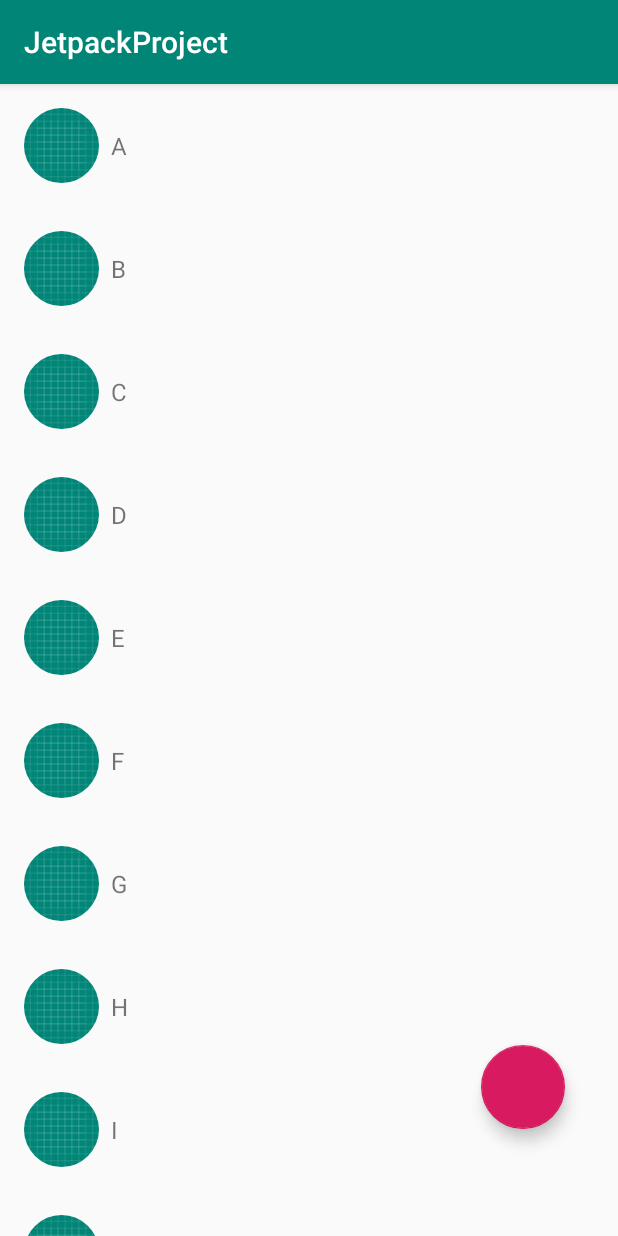
After one commit to VincentJ1989/JetpackProject, an Android app: the LiveDataActivity screen opened directly, with no data from a screen before it, on a phone screen of 412 x 824 dp. The commit adds this screen. Run offline under Robolectric (Android 15) with nearby library versions, the phone set to English and light mode, and no system bars; our stand-ins replace CircleImageView; pictures from the network do not load.

Commit message:
[feature]add LivaData case

```diff
--- /dev/null
+++ b/app/src/main/java/com/vincentj/jetpackproject/livedata/LiveDataActivity.kt
@@ -0,0 +1,68 @@
+package com.vincentj.jetpackproject.livedata
+
+import android.os.Bundle
+import android.view.View
+import androidx.appcompat.app.AppCompatActivity
+import androidx.lifecycle.Observer
+import androidx.lifecycle.ViewModelProviders
+import androidx.recyclerview.widget.LinearLayoutManager
+import com.vincentj.jetpackproject.R
+import com.vincentj.jetpackproject.livedata.adapter.RecyclerAdapter
+import com.vincentj.jetpackproject.livedata.model.NicePlace
+import com.vincentj.jetpackproject.livedata.viewmodel.LiveDataViewModel
+import kotlinx.android.synthetic.main.activity_live_data.*
+
+/**
+ * MVVM+LiveData
+ */
+class LiveDataActivity : AppCompatActivity() {
+
+    private lateinit var mAdapter: RecyclerAdapter
+    private lateinit var liveDataViewModel: LiveDataViewModel
+
+    override fun onCreate(savedInstanceState: Bundle?) {
+        super.onCreate(savedInstanceState)
+        setContentView(R.layout.activity_live_data)
+        initView()
+    }
+
+    private fun initView() {
+        initViewModel()
+        initRecyclerView()
+        initFab()
+    }
+
+    private fun initViewModel() {
+        liveDataViewModel = ViewModelProviders.of(this).get(LiveDataViewModel::class.java)
+        liveDataViewModel.init()
+        liveDataViewModel.nicePlaces.observe(this, Observer {
+            mAdapter.notifyDataSetChanged()
+        })
+
+        liveDataViewModel.isUpdating.observe(this, Observer {
+            if (it) {
+                livedata_pb.visibility = View.VISIBLE
+            } else {
+                livedata_pb.visibility = View.GONE
+                livedata_rv.scrollToPosition(liveDataViewModel.nicePlaces.value!!.size - 1)
+            }
+        })
+    }
+
+    private fun initRecyclerView() {
+        mAdapter = RecyclerAdapter(this, liveDataViewModel.nicePlaces.value)
+        livedata_rv.layoutManager = LinearLayoutManager(this)
+        livedata_rv.adapter = mAdapter
+    }
+
+    private fun initFab() {
+        livedata_fab.setOnClickListener {
+            liveDataViewModel.addNewPlace(
+                NicePlace(
+                    "New",
+                    "https://timgsa.baidu.com/timg?image&quality=80&size=b9999_10000&sec=1565884113599&di=2b87e3a5d58995f55d0596b56336948b&imgtype=0&src=http%3A%2F%2Fpic44.nipic.com%2F20140718%2F3647151_075825568827_2.jpg"
+                )
+            )
+        }
+    }
+}
--- /dev/null
+++ b/app/src/main/java/com/vincentj/jetpackproject/livedata/adapter/RecyclerAdapter.java
@@ -0,0 +1,63 @@
+package com.vincentj.jetpackproject.livedata.adapter;
+
+import android.content.Context;
+import android.view.LayoutInflater;
+import android.view.View;
+import android.view.ViewGroup;
+import android.widget.TextView;
+import androidx.annotation.NonNull;
+import androidx.recyclerview.widget.RecyclerView;
+import com.bumptech.glide.Glide;
+import com.bumptech.glide.request.RequestOptions;
+import com.vincentj.jetpackproject.R;
+import com.vincentj.jetpackproject.livedata.model.NicePlace;
+import de.hdodenhof.circleimageview.CircleImageView;
+
+import java.util.ArrayList;
+import java.util.List;
+
+public class RecyclerAdapter extends RecyclerView.Adapter<RecyclerAdapter.ViewHolder> {
+
+    private List<NicePlace> mNicePlaces = new ArrayList<>();
+    private Context mContext;
+
+    public RecyclerAdapter(Context context, List<NicePlace> pNicePlaces) {
+        this.mContext = context;
+        this.mNicePlaces = pNicePlaces;
+    }
+
+
+    @NonNull
+    @Override
+    public ViewHolder onCreateViewHolder(@NonNull ViewGroup parent, int viewType) {
+        View root = LayoutInflater.from(parent.getContext()).inflate(R.layout.item_livedata, parent, false);
+        return new ViewHolder(root);
+    }
+
+    @Override
+    public void onBindViewHolder(@NonNull ViewHolder holder, int position) {
+        holder.tvTitle.setText(mNicePlaces.get(position).getTitle());
+        RequestOptions requestOptions = new RequestOptions().error(R.drawable.ic_launcher_background);
+        Glide.with(mContext)
+                .setDefaultRequestOptions(requestOptions)
+                .load(mNicePlaces.get(position).getImgUrl())
+                .into(holder.circleImageView);
+    }
+
+    @Override
+    public int getItemCount() {
+        return mNicePlaces.size();
+    }
+
+
+    class ViewHolder extends RecyclerView.ViewHolder {
+        CircleImageView circleImageView;
+        TextView tvTitle;
+
+        ViewHolder(@NonNull View itemView) {
+            super(itemView);
+            circleImageView = itemView.findViewById(R.id.item_livedata_civ);
+            tvTitle = itemView.findViewById(R.id.item_livedata_title_tv);
+        }
+    }
+}
--- /dev/null
+++ b/app/src/main/java/com/vincentj/jetpackproject/livedata/model/NicePlace.kt
@@ -0,0 +1,3 @@
+package com.vincentj.jetpackproject.livedata.model
+
+data class NicePlace(val title: String, val imgUrl: String)
--- /dev/null
+++ b/app/src/main/java/com/vincentj/jetpackproject/livedata/repositoties/NicePlaceRepository.java
@@ -0,0 +1,47 @@
+package com.vincentj.jetpackproject.livedata.repositoties;
+
+import androidx.lifecycle.MutableLiveData;
+import com.vincentj.jetpackproject.livedata.model.NicePlace;
+
+import java.util.ArrayList;
+import java.util.List;
+
+public class NicePlaceRepository {
+    private static NicePlaceRepository instance;
+    private List<NicePlace> data = new ArrayList<>();
+
+    private NicePlaceRepository() {
+
+    }
+
+    public static NicePlaceRepository getInstance() {
+        if (instance == null) {
+            instance = new NicePlaceRepository();
+        }
+        return instance;
+    }
+
+    public MutableLiveData<List<NicePlace>> getNicePlaces() {
+        setData();
+        MutableLiveData<List<NicePlace>> mutableLiveData = new MutableLiveData<>();
+        mutableLiveData.setValue(data);
+        return mutableLiveData;
+    }
+
+    private void setData() {
+        data.add(new NicePlace("A", "https://timgsa.baidu.com/timg?image&quality=80&size=b9999_10000&sec=1565882529298&di=352fbf0808317973d5d1c12b0d84b4e4&imgtype=0&src=http%3A%2F%2Fb-ssl.duitang.com%2Fuploads%2Fitem%2F201702%2F22%2F20170222200954_zeJWu.thumb.700_0.jpeg"));
+        data.add(new NicePlace("B", "https://timgsa.baidu.com/timg?image&quality=80&size=b9999_10000&sec=1565882529297&di=ec4353893c1abab90fc649292b72a4cd&imgtype=0&src=http%3A%2F%2Fm.360buyimg.com%2Fpop%2Fjfs%2Ft23434%2F230%2F1763906670%2F10667%2F55866a07%2F5b697898N78cd1466.jpg"));
+        data.add(new NicePlace("C", "https://timgsa.baidu.com/timg?image&quality=80&size=b9999_10000&sec=1565882529297&di=5bf9153ae7841452254dec1a467f2ddb&imgtype=0&src=http%3A%2F%2Fb-ssl.duitang.com%2Fuploads%2Fitem%2F201503%2F31%2F20150331155006_kd5rr.jpeg"));
+        data.add(new NicePlace("D", "https://timgsa.baidu.com/timg?image&quality=80&size=b9999_10000&sec=1565882609253&di=1edd245ccb7c921d24a1ae8ce3c29b90&imgtype=jpg&src=http%3A%2F%2Fimg1.imgtn.bdimg.com%2Fit%2Fu%3D2579044471%2C4108191309%26fm%3D214%26gp%3D0.jpg"));
+        data.add(new NicePlace("E", "https://timgsa.baidu.com/timg?image&quality=80&size=b9999_10000&sec=1565882529296&di=21a8f9bc4ff173e552626ed64a99e2f5&imgtype=0&src=http%3A%2F%2Fb-ssl.duitang.com%2Fuploads%2Fitem%2F201608%2F21%2F20160821230024_MyCYK.thumb.700_0.jpeg"));
+        data.add(new NicePlace("F", "https://timgsa.baidu.com/timg?image&quality=80&size=b9999_10000&sec=1565882529294&di=976791d0437595d85c16b0e254ba2642&imgtype=0&src=http%3A%2F%2Fb-ssl.duitang.com%2Fuploads%2Fitem%2F201407%2F22%2F20140722182918_tV8aa.jpeg"));
+        data.add(new NicePlace("G", "https://timgsa.baidu.com/timg?image&quality=80&size=b9999_10000&sec=1565882666842&di=f0db749ee27110a95cb1c296a535c8f4&imgtype=0&src=http%3A%2F%2Fb-ssl.duitang.com%2Fuploads%2Fitem%2F201510%2F23%2F20151023153643_yYJxs.thumb.700_0.jpeg"));
+        data.add(new NicePlace("H", "https://timgsa.baidu.com/timg?image&quality=80&size=b9999_10000&sec=1565882666842&di=feb23504bb0a98570231654dc380e62d&imgtype=0&src=http%3A%2F%2Fb-ssl.duitang.com%2Fuploads%2Fitem%2F201508%2F20%2F20150820103436_fnQad.jpeg"));
+        data.add(new NicePlace("I", "https://timgsa.baidu.com/timg?image&quality=80&size=b9999_10000&sec=1565882666841&di=860b1be147dbc4cb0856803546b4bf2c&imgtype=0&src=http%3A%2F%2Fb-ssl.duitang.com%2Fuploads%2Fitem%2F201608%2F23%2F20160823210831_vV2Pr.jpeg"));
+        data.add(new NicePlace("J", "https://timgsa.baidu.com/timg?image&quality=80&size=b9999_10000&sec=1565882666840&di=e43f4edb568ea74cbbf97e30ddde98da&imgtype=0&src=http%3A%2F%2Fb-ssl.duitang.com%2Fuploads%2Fitem%2F201508%2F05%2F20150805140012_B8uQv.png"));
+        data.add(new NicePlace("K", "https://timgsa.baidu.com/timg?image&quality=80&size=b9999_10000&sec=1565882666839&di=0e036ac46ecb2c12289d6df90ae212c0&imgtype=0&src=http%3A%2F%2Fb-ssl.duitang.com%2Fuploads%2Fitem%2F201805%2F27%2F20180527155946_cxzah.jpg"));
+        data.add(new NicePlace("L", "https://timgsa.baidu.com/timg?image&quality=80&size=b9999_10000&sec=1565882666835&di=bb6f37496641f27ee614e6887ec4a49b&imgtype=0&src=http%3A%2F%2Fb-ssl.duitang.com%2Fuploads%2Fitem%2F201506%2F26%2F20150626120340_feaiR.jpeg"));
+        data.add(new NicePlace("M", "https://timgsa.baidu.com/timg?image&quality=80&size=b9999_10000&sec=1565882727521&di=5c83b2dd39b8c3535f3731a6e4bdbadb&imgtype=0&src=http%3A%2F%2Fb-ssl.duitang.com%2Fuploads%2Fitem%2F201603%2F26%2F20160326171515_5arEB.jpeg"));
+        data.add(new NicePlace("N", "https://timgsa.baidu.com/timg?image&quality=80&size=b9999_10000&sec=1565882727520&di=3f9fe7b8b71ccd3575381c82f5c8ee26&imgtype=0&src=http%3A%2F%2Fb-ssl.duitang.com%2Fuploads%2Fitem%2F201603%2F04%2F20160304144356_mHnU4.jpeg"));
+    }
+}
--- /dev/null
+++ b/app/src/main/java/com/vincentj/jetpackproject/livedata/viewmodel/LiveDataViewModel.java
@@ -0,0 +1,56 @@
+package com.vincentj.jetpackproject.livedata.viewmodel;
+
+import android.os.AsyncTask;
+import androidx.lifecycle.MutableLiveData;
+import androidx.lifecycle.ViewModel;
+import com.vincentj.jetpackproject.livedata.model.NicePlace;
+import com.vincentj.jetpackproject.livedata.repositoties.NicePlaceRepository;
+
+import java.util.List;
+import java.util.concurrent.TimeUnit;
+
+public class LiveDataViewModel extends ViewModel {
+    private MutableLiveData<List<NicePlace>> mNicePlaces;
+    private MutableLiveData<Boolean> mIsUpdating = new MutableLiveData<>();
+
+    public void init() {
+        if (mNicePlaces != null) {
+            return;
+        }
+        NicePlaceRepository mNicePlaceRepository = NicePlaceRepository.getInstance();
+        mNicePlaces = mNicePlaceRepository.getNicePlaces();
+    }
+
+    public MutableLiveData<List<NicePlace>> getNicePlaces() {
+        return mNicePlaces;
+    }
+
+    public MutableLiveData<Boolean> getIsUpdating() {
+        return mIsUpdating;
+    }
+
+    public void addNewPlace(final NicePlace pNicePlace) {
+        mIsUpdating.setValue(true);
+        new AsyncTask<Void, Void, Void>() {
+            @Override
+            protected void onPostExecute(Void aVoid) {
+                super.onPostExecute(aVoid);
+                List<NicePlace> curList = mNicePlaces.getValue();
+                curList.add(pNicePlace);
+                mNicePlaces.postValue(curList);
+                mIsUpdating.setValue(false);
+            }
+
+            @Override
+            protected Void doInBackground(Void... voids) {
+                try {
+                    TimeUnit.MILLISECONDS.sleep(2000L);
+                } catch (InterruptedException e) {
+                    e.printStackTrace();
+                }
+                return null;
+            }
+        }.execute();
+
+    }
+}
--- /dev/null
+++ b/app/src/main/res/layout/activity_live_data.xml
@@ -0,0 +1,43 @@
+<?xml version="1.0" encoding="utf-8"?>
+<androidx.constraintlayout.widget.ConstraintLayout xmlns:android="http://schemas.android.com/apk/res/android"
+        xmlns:app="http://schemas.android.com/apk/res-auto"
+        xmlns:tools="http://schemas.android.com/tools"
+        android:layout_width="match_parent"
+        android:layout_height="match_parent"
+        tools:context=".livedata.LiveDataActivity">
+
+    <androidx.recyclerview.widget.RecyclerView
+            android:id="@+id/livedata_rv"
+            android:layout_width="0dip"
+            android:layout_height="0dip"
+            app:layout_constraintBottom_toBottomOf="parent"
+            app:layout_constraintEnd_toEndOf="parent"
+            app:layout_constraintStart_toStartOf="parent"
+            app:layout_constraintTop_toTopOf="parent" />
+
+    <com.google.android.material.floatingactionbutton.FloatingActionButton
+            android:id="@+id/livedata_fab"
+            android:layout_width="wrap_content"
+            android:layout_height="wrap_content"
+            android:clickable="true"
+            android:focusable="true"
+            app:layout_constraintBottom_toBottomOf="parent"
+            app:layout_constraintEnd_toEndOf="parent"
+            app:layout_constraintHorizontal_bias="0.9"
+            app:layout_constraintStart_toStartOf="parent"
+            app:layout_constraintTop_toTopOf="parent"
+            app:layout_constraintVertical_bias="0.9" />
+
+    <ProgressBar
+            android:id="@+id/livedata_pb"
+            style="?android:attr/progressBarStyle"
+            android:layout_width="wrap_content"
+            android:layout_height="wrap_content"
+            android:visibility="gone"
+            app:layout_constraintBottom_toBottomOf="parent"
+            app:layout_constraintEnd_toEndOf="parent"
+            app:layout_constraintStart_toStartOf="parent"
+            app:layout_constraintTop_toTopOf="parent" />
+
+
+</androidx.constraintlayout.widget.ConstraintLayout>
--- /dev/null
+++ b/app/src/main/res/layout/item_livedata.xml
@@ -0,0 +1,32 @@
+<?xml version="1.0" encoding="utf-8"?>
+<androidx.constraintlayout.widget.ConstraintLayout xmlns:android="http://schemas.android.com/apk/res/android"
+        xmlns:app="http://schemas.android.com/apk/res-auto"
+        xmlns:tools="http://schemas.android.com/tools"
+        android:orientation="vertical"
+        android:layout_width="match_parent"
+        android:layout_height="wrap_content">
+
+    <de.hdodenhof.circleimageview.CircleImageView
+            android:id="@+id/item_livedata_civ"
+            android:layout_margin="16dip"
+            android:layout_width="50dip"
+            android:layout_height="50dip"
+            app:layout_constraintBottom_toBottomOf="parent"
+            app:layout_constraintStart_toStartOf="parent"
+            app:layout_constraintTop_toTopOf="parent"
+            tools:background="@tools:sample/avatars" />
+
+    <TextView
+            android:id="@+id/item_livedata_title_tv"
+            android:layout_width="0dip"
+            android:layout_height="wrap_content"
+            android:layout_marginStart="8dip"
+            android:textSize="16sp"
+            android:layout_marginEnd="8dip"
+            app:layout_constrainedHeight="true"
+            app:layout_constraintBottom_toBottomOf="@id/item_livedata_civ"
+            app:layout_constraintEnd_toEndOf="parent"
+            app:layout_constraintStart_toEndOf="@id/item_livedata_civ"
+            app:layout_constraintTop_toTopOf="@id/item_livedata_civ"
+            tools:text="这是title" />
+</androidx.constraintlayout.widget.ConstraintLayout>
```
Also changed, not shown: app/build.gradle (+12 -1 lines), app/src/main/AndroidManifest.xml (+8 -5 lines), app/src/main/java/com/vincentj/jetpackproject/MainActivity.kt (+6 -2 lines), app/src/main/java/com/vincentj/jetpackproject/nav/NavFoundFragment.kt (+1 -15 lines), app/src/main/res/layout/activity_main.xml (+16 -2 lines).
